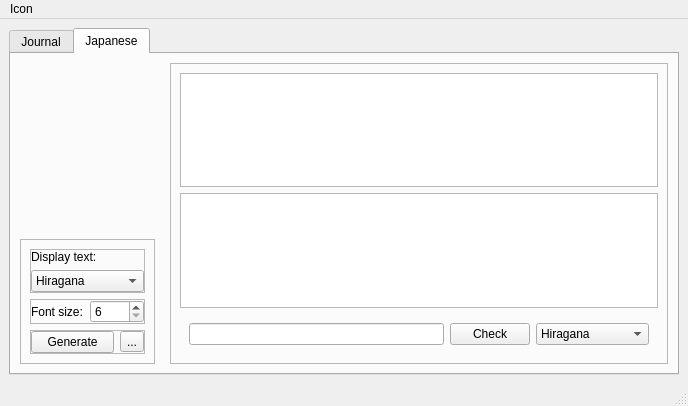
Before: the Qt Designer form Mainwindow.ui in mikewii/PSY, drawn with Qt 5.
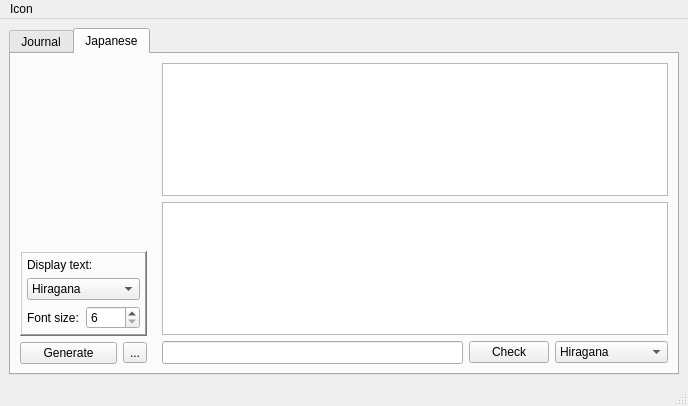
After: the same form once the commit is applied.

Commit message: form changes and smallTsu fix

Diff of the .ui file:
```diff
--- a/Mainwindow.ui
+++ b/Mainwindow.ui
@@ -2566,12 +2566,24 @@
               </sizepolicy>
              </property>
              <property name="frameShape">
-              <enum>QFrame::StyledPanel</enum>
+              <enum>QFrame::NoFrame</enum>
              </property>
              <property name="frameShadow">
               <enum>QFrame::Raised</enum>
              </property>
              <layout class="QVBoxLayout" name="verticalLayout_9">
+              <property name="leftMargin">
+               <number>0</number>
+              </property>
+              <property name="topMargin">
+               <number>0</number>
+              </property>
+              <property name="rightMargin">
+               <number>0</number>
+              </property>
+              <property name="bottomMargin">
+               <number>0</number>
+              </property>
               <item>
                <widget class="QFrame" name="frame">
                 <property name="sizePolicy">
@@ -2581,23 +2593,23 @@
                  </sizepolicy>
                 </property>
                 <property name="frameShape">
-                 <enum>QFrame::StyledPanel</enum>
+                 <enum>QFrame::WinPanel</enum>
                 </property>
                 <property name="frameShadow">
                  <enum>QFrame::Raised</enum>
                 </property>
                 <layout class="QVBoxLayout" name="verticalLayout_8">
                  <property name="leftMargin">
-                  <number>0</number>
+                  <number>5</number>
                  </property>
                  <property name="topMargin">
-                  <number>0</number>
+                  <number>5</number>
                  </property>
                  <property name="rightMargin">
-                  <number>0</number>
+                  <number>5</number>
                  </property>
                  <property name="bottomMargin">
-                  <number>0</number>
+                  <number>5</number>
                  </property>
                  <item>
                   <widget class="QLabel" name="label_13">
@@ -2642,9 +2654,6 @@
                    </item>
                   </widget>
                  </item>
-                </layout>
-               </widget>
-              </item>
               <item>
                <widget class="QFrame" name="frame_2">
                 <property name="sizePolicy">
@@ -2654,7 +2663,7 @@
                  </sizepolicy>
                 </property>
                 <property name="frameShape">
-                 <enum>QFrame::StyledPanel</enum>
+                    <enum>QFrame::NoFrame</enum>
                 </property>
                 <property name="frameShadow">
                  <enum>QFrame::Raised</enum>
@@ -2695,6 +2704,9 @@
                 </layout>
                </widget>
               </item>
+                </layout>
+               </widget>
+              </item>
               <item>
                <widget class="QFrame" name="frame_3">
                 <property name="sizePolicy">
@@ -2704,7 +2716,7 @@
                  </sizepolicy>
                 </property>
                 <property name="frameShape">
-                 <enum>QFrame::StyledPanel</enum>
+                 <enum>QFrame::NoFrame</enum>
                 </property>
                 <property name="frameShadow">
                  <enum>QFrame::Raised</enum>
@@ -2766,12 +2778,24 @@
         <item>
          <widget class="QFrame" name="textWindows">
           <property name="frameShape">
-           <enum>QFrame::StyledPanel</enum>
+           <enum>QFrame::NoFrame</enum>
           </property>
           <property name="frameShadow">
            <enum>QFrame::Raised</enum>
           </property>
           <layout class="QVBoxLayout" name="verticalLayout_10">
+           <property name="leftMargin">
+            <number>0</number>
+           </property>
+           <property name="topMargin">
+            <number>0</number>
+           </property>
+           <property name="rightMargin">
+            <number>0</number>
+           </property>
+           <property name="bottomMargin">
+            <number>0</number>
+           </property>
            <item>
             <widget class="QTextBrowser" name="generatedText">
              <property name="sizePolicy">
@@ -2843,8 +2867,26 @@
               </sizepolicy>
              </property>
              <layout class="QHBoxLayout" name="horizontalLayout_5">
+              <property name="leftMargin">
+               <number>0</number>
+              </property>
+              <property name="topMargin">
+               <number>0</number>
+              </property>
+              <property name="rightMargin">
+               <number>0</number>
+              </property>
+              <property name="bottomMargin">
+               <number>0</number>
+              </property>
               <item>
-               <widget class="QLineEdit" name="inputJPN"/>
+               <widget class="QLineEdit" name="inputJPN">
+                <property name="font">
+                 <font>
+                  <pointsize>10</pointsize>
+                 </font>
+                </property>
+               </widget>
               </item>
               <item>
                <widget class="QPushButton" name="checkJPN">
```
Left out of the diff: 10 changed lines with no effect on the pictures. Lines whose indentation alone changed are shown as unchanged. The commit also changes 2 other files.
